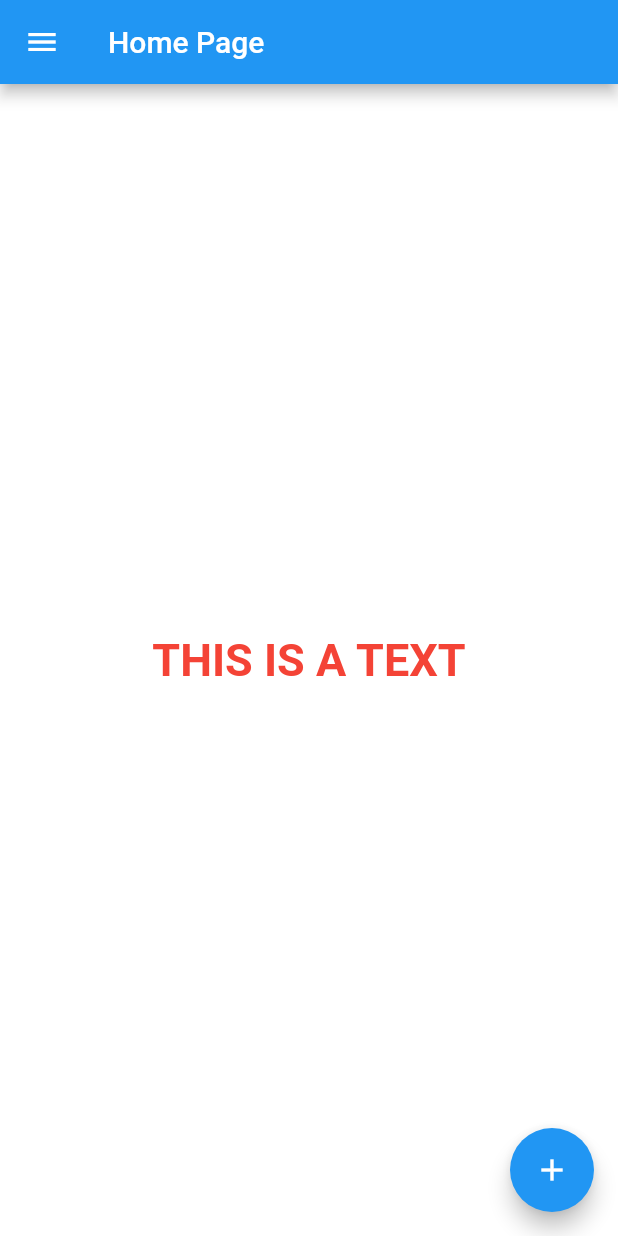
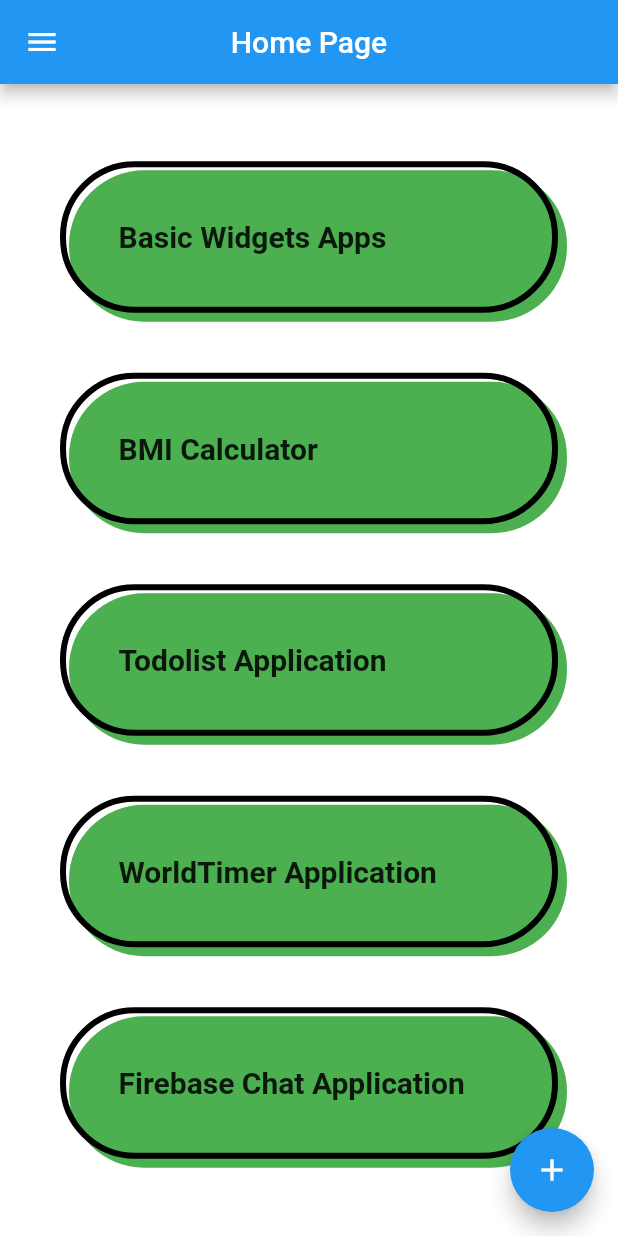
Before and after one commit to madahetooo/flutterAcademy2, a Flutter app: the HomePage screen opened directly, on a phone screen of 412 x 824 dp. Run offline on Flutter 3.47's test engine with Material 2 defaults, Android fonts, the phone set to English and light mode, and no system bars; our stand-ins replace flutter_spinkit; network calls fail.

Commit message:
adding grid view

```diff
--- a/lib/login.dart
+++ b/lib/auth/login.dart
@@ -1,6 +1,6 @@
 import 'package:flutter/material.dart';
 import 'package:flutter_course/home_page.dart';
-import 'package:flutter_course/register.dart';
+import 'package:flutter_course/auth/register.dart';
 class Login extends StatefulWidget {
   const Login({Key? key}) : super(key: key);
 
--- a/lib/register.dart
+++ b/lib/auth/register.dart
@@ -1,6 +1,6 @@
 import 'package:flutter/material.dart';
 import 'package:flutter_course/home_page.dart';
-import 'package:flutter_course/login.dart';
+import 'package:flutter_course/auth/login.dart';
 class Register extends StatefulWidget {
   const Register({Key? key}) : super(key: key);
 
@@ -65,13 +65,12 @@ class _RegisterState extends State<Register> {
                 ),
               ),
               SizedBox(height: 40.0,),
-
               Material(
                 elevation: 5,
                 color: Colors.red,
                 borderRadius: BorderRadius.circular(10),
                 child: MaterialButton(
-                    child: Text("Login",
+                    child: Text("Register",
                       style: TextStyle(color: Colors.white,fontSize: 20,fontWeight: FontWeight.bold),),
                     onPressed: (){
                       Navigator.push(context, MaterialPageRoute(builder: (context) => HomePage()));
--- /dev/null
+++ b/lib/basic_widgets/grid_view_example.dart
@@ -0,0 +1,39 @@
+import 'package:flutter/material.dart';
+
+class GridViewExample extends StatefulWidget {
+  const GridViewExample({Key? key}) : super(key: key);
+
+  @override
+  State<GridViewExample> createState() => _GridViewExampleState();
+}
+
+class _GridViewExampleState extends State<GridViewExample> {
+  List<String> images = [
+    "https://docs.flutter.dev/assets/images/dash/Dash.png",
+    "https://docs.flutter.dev/assets/images/dash/dash-prototypes2.jpg",
+    "https://flutter-sy.com/wp-content/uploads/2021/04/word-image-220.png",
+    "https://docs.flutter.dev/assets/images/dash/NilayDashPuppet.png",
+  ];
+
+  @override
+  Widget build(BuildContext context) {
+    return Scaffold(
+      appBar: AppBar(
+        title: const Text("GridViewExample"),
+      ),
+      body: Container(
+        padding: EdgeInsets.all(20.0),
+        child: GridView.builder(
+            itemCount: images.length,
+            gridDelegate: const SliverGridDelegateWithFixedCrossAxisCount(
+              crossAxisCount: 2,
+              crossAxisSpacing: 4.0,
+              mainAxisSpacing: 4.0,
+            ),
+            itemBuilder: (BuildContext context , int index ){
+            return Image.network(images[index]);
+            }),
+      ),
+    );
+  }
+}
--- a/lib/home_page.dart
+++ b/lib/home_page.dart
@@ -1,4 +1,5 @@
 import 'package:flutter/material.dart';
+import 'package:flutter_course/basic_widgets/grid_view_example.dart';
 class HomePage extends StatefulWidget {
   const HomePage({Key? key}) : super(key: key);
 
@@ -12,15 +13,151 @@ class _HomePageState extends State<HomePage> {
     return Scaffold(
       backgroundColor: Colors.white,
       appBar: AppBar(
+        centerTitle: true,
         title: Text("Home Page"),
       ),
-      body: const Center(
-        child: Text(
-          "THIS IS A TEXT",
-          style: TextStyle(
-            fontWeight: FontWeight.bold,
-            fontSize: 30,
-            color: Colors.red,
+      body:  Center(
+        child: SingleChildScrollView(
+          child: Padding(
+            padding: const EdgeInsets.all(20.0),
+            child: Column(
+              mainAxisAlignment: MainAxisAlignment.spaceBetween,
+              crossAxisAlignment: CrossAxisAlignment.stretch,
+              children: [
+                GestureDetector(
+                  onTap: (){
+                    Navigator.push(context, MaterialPageRoute(builder: (context) => GridViewExample()));
+                  },
+                  child: Container(
+                    padding: const EdgeInsets.all(35),
+                    margin: const EdgeInsets.all(20),
+                    decoration: BoxDecoration(
+                        border: Border.all(color: Colors.black,width: 4),
+                        borderRadius: BorderRadius.circular(50),
+                        boxShadow: const [
+                          BoxShadow(
+                            color: Colors.green,
+                            offset: Offset(6.0, 6.0),
+                          )
+                        ]
+                    ),
+                    child: const Text(
+                      "Basic Widgets Apps",
+                      style: TextStyle(
+                        fontWeight: FontWeight.bold,
+                        fontSize: 20,
+                      ),
+                    ),
+                  ),
+                ),
+                GestureDetector(
+                  onTap: (){
+                    Navigator.push(context, MaterialPageRoute(builder: (context) => GridViewExample()));
+                  },
+                  child: Container(
+                    padding: const EdgeInsets.all(35),
+                    margin: const EdgeInsets.all(20),
+                    decoration: BoxDecoration(
+                        border: Border.all(color: Colors.black,width: 4),
+                        borderRadius: BorderRadius.circular(50),
+                        boxShadow: const [
+                          BoxShadow(
+                            color: Colors.green,
+                            offset: Offset(6.0, 6.0),
+                          )
+                        ]
+                    ),
+                    child: const Text(
+                      "BMI Calculator",
+                      style: TextStyle(
+                        fontWeight: FontWeight.bold,
+                        fontSize: 20,
+                      ),
+                    ),
+                  ),
+                ),
+                GestureDetector(
+                  onTap: (){
+                    Navigator.push(context, MaterialPageRoute(builder: (context) => GridViewExample()));
+
+                  },
+                  child: Container(
+                    padding: const EdgeInsets.all(35),
+                    margin: const EdgeInsets.all(20),
+                    decoration: BoxDecoration(
+                        border: Border.all(color: Colors.black,width: 4),
+                        borderRadius: BorderRadius.circular(50),
+                        boxShadow: const [
+                          BoxShadow(
+                            color: Colors.green,
+                            offset: Offset(6.0, 6.0),
+                          )
+                        ]
+                    ),
+                    child: const Text(
+                      "Todolist Application",
+                      style: TextStyle(
+                        fontWeight: FontWeight.bold,
+                        fontSize: 20,
+                      ),
+                    ),
+                  ),
+                ),
+                GestureDetector(
+                  onTap: (){
+                    Navigator.push(context, MaterialPageRoute(builder: (context) => GridViewExample()));
+
+                  },
+                  child: Container(
+                    padding: const EdgeInsets.all(35),
+                    margin: const EdgeInsets.all(20),
+                    decoration: BoxDecoration(
+                        border: Border.all(color: Colors.black,width: 4),
+                        borderRadius: BorderRadius.circular(50),
+                        boxShadow: const [
+                          BoxShadow(
+                            color: Colors.green,
+                            offset: Offset(6.0, 6.0),
+                          )
+                        ]
+                    ),
+                    child: const Text(
+                      "WorldTimer Application",
+                      style: TextStyle(
+                        fontWeight: FontWeight.bold,
+                        fontSize: 20,
+                      ),
+                    ),
+                  ),
+                ),
+                GestureDetector(
+                  onTap: (){
+                    Navigator.push(context, MaterialPageRoute(builder: (context) => GridViewExample()));
+                  },
+                  child: Container(
+                    padding: const EdgeInsets.all(35),
+                    margin: const EdgeInsets.all(20),
+                    decoration: BoxDecoration(
+                        border: Border.all(color: Colors.black,width: 4),
+                        borderRadius: BorderRadius.circular(50),
+                        boxShadow: const [
+                          BoxShadow(
+                            color: Colors.green,
+                            offset: Offset(6.0, 6.0),
+                          )
+                        ]
+                    ),
+                    child: const Text(
+                      "Firebase Chat Application",
+                      style: TextStyle(
+                        fontWeight: FontWeight.bold,
+                        fontSize: 20,
+                      ),
+                    ),
+                  ),
+                ),
+              ],
+            ),
           ),
         ),
       ),
--- a/lib/main.dart
+++ b/lib/main.dart
@@ -1,6 +1,6 @@
 import 'package:flutter/material.dart';
 import 'package:flutter_course/home_page.dart';
-import 'package:flutter_course/splash_screen.dart';
+import 'package:flutter_course/ui/splash_screen.dart';
 import 'package:flutter_course/tabbar_widget.dart';
 
 void main() => runApp(MaterialApp(
--- a/lib/tabbar_widget.dart
+++ b/lib/tabbar_widget.dart
@@ -1,6 +1,6 @@
 import 'package:flutter/material.dart';
-import 'package:flutter_course/login.dart';
-import 'package:flutter_course/register.dart';
+import 'package:flutter_course/auth/login.dart';
+import 'package:flutter_course/auth/register.dart';
 
 class TabbarWidget extends StatelessWidget {
   const TabbarWidget({Key? key}) : super(key: key);
--- a/lib/splash_screen.dart
+++ b/lib/ui/splash_screen.dart
@@ -1,7 +1,7 @@
 import 'dart:async';
 import 'package:flutter/material.dart';
 import 'package:flutter_course/home_page.dart';
-import 'package:flutter_course/login.dart';
+import 'package:flutter_course/auth/login.dart';
 import 'package:flutter_course/main.dart';
 import 'package:flutter_course/tabbar_widget.dart';
 import 'package:flutter_spinkit/flutter_spinkit.dart';
```
